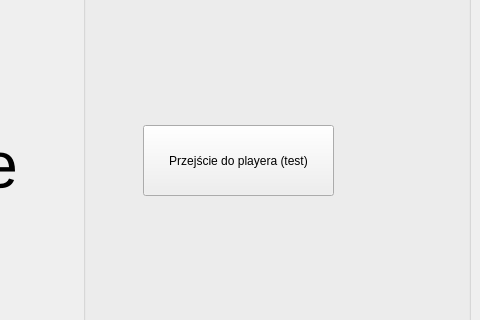
Above: welcome_window.ui from hjnowakowski/music-player before the change; both pictures show x 320 to 800 and y 124 to 444 of the 800 by 600 pixel window. Below: the same form after it.
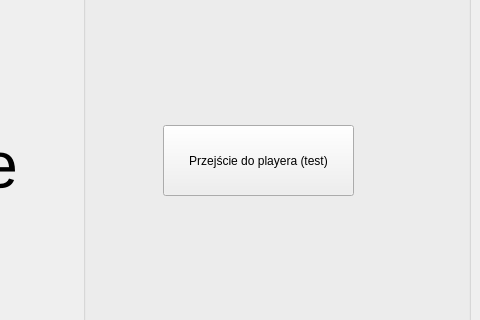
That is the form after the change.

```diff
--- a/welcome_window.ui
+++ b/welcome_window.ui
@@ -80,7 +80,7 @@
       <widget class="QPushButton" name="pushButton_player">
        <property name="geometry">
         <rect>
-         <x>60</x>
+         <x>80</x>
          <y>240</y>
          <width>191</width>
          <height>71</height>
```
